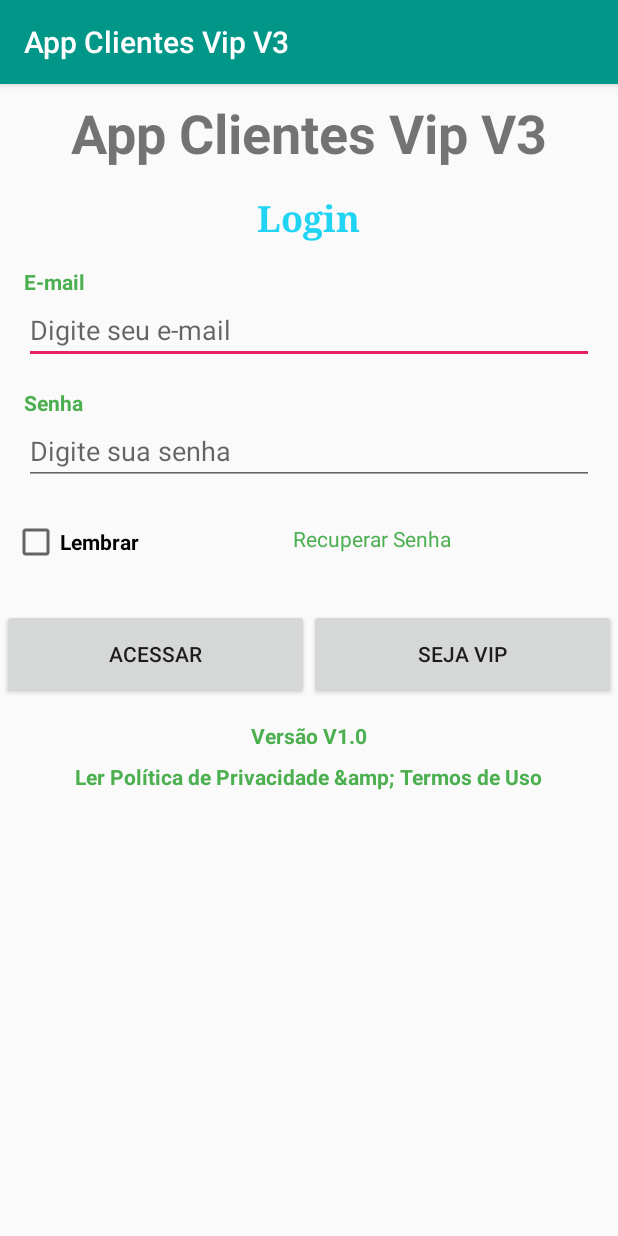
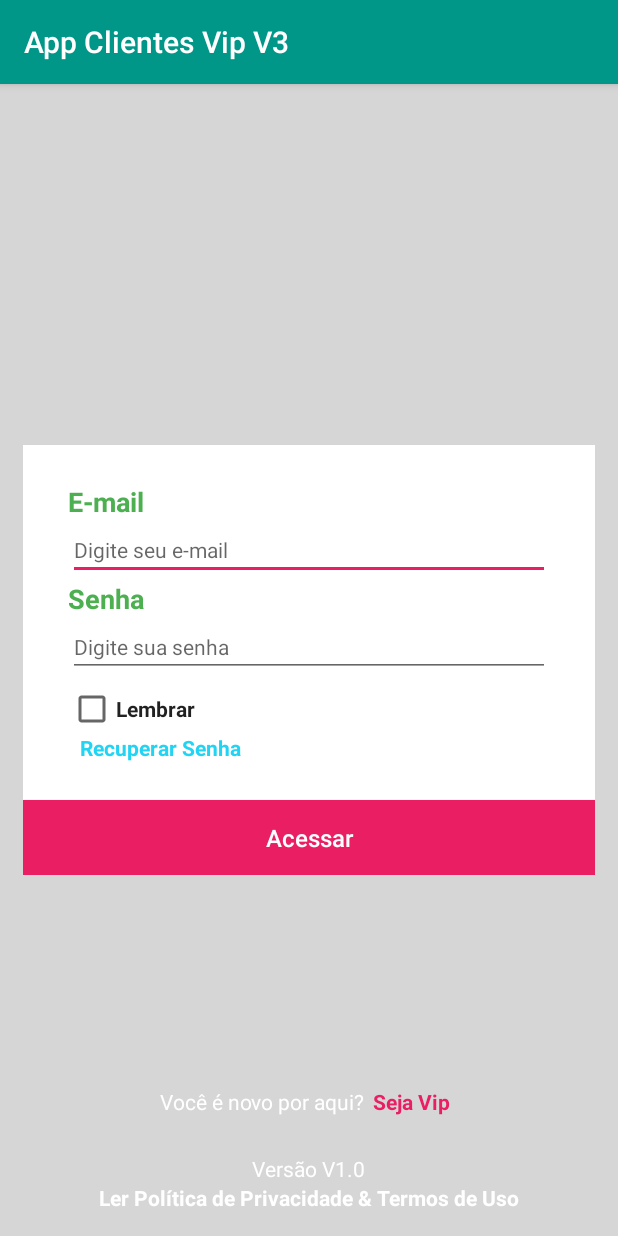
Before and after one commit to bycrr/AppClienteVip-v1, an Android app: the screen it shows after launch (LoginActivity), on a phone screen of 412 x 824 dp. Run offline under Robolectric (Android 15) with nearby library versions, the phone set to English and light mode, and no system bars; our stand-ins replace Picasso; libraries missing offline, so code that uses them is left out: com.shashank.sony; pictures from the network do not load; grey boxes are pictures that could not be loaded.

```diff
--- a/app/build.gradle
+++ b/app/build.gradle
@@ -35,4 +35,8 @@ dependencies {
 
   // download de imagens da internet
   implementation 'com.squareup.picasso:picasso:2.5.2'
+  /*implementation 'com.squareup.picasso:picasso:2.71828'*/
+
+  /*implementation 'com.github.bumptech.glide:glide:4.8.0'
+  annotationProcessor 'com.github.bumptech.glide:compiler:4.8.0'*/
 }
--- a/app/src/main/AndroidManifest.xml
+++ b/app/src/main/AndroidManifest.xml
@@ -1,15 +1,18 @@
 <?xml version="1.0" encoding="utf-8"?>
 <manifest xmlns:android="http://schemas.android.com/apk/res/android"
   package="br.com.bycrr.v3.appclientevip">
+  <uses-permission android:name="android.permission.INTERNET" />
 
   <application
     android:allowBackup="true"
+    android:largeHeap="true"
+    android:usesCleartextTraffic="true"
     android:icon="@mipmap/ic_launcher"
     android:label="@string/app_name"
     android:roundIcon="@mipmap/ic_launcher_round"
     android:supportsRtl="true"
     android:theme="@style/AppTheme">
-    <activity android:name="br.com.bycrr.v3.appclientevip.view.ConsultarClientesActivity"></activity>
+    <activity android:name="br.com.bycrr.v3.appclientevip.view.ConsultarClientesActivity"/>
     <activity android:name="br.com.bycrr.v3.appclientevip.view.RecuperarSenhaActivity" />
     <activity android:name="br.com.bycrr.v3.appclientevip.view.ClientePessoaJuridicaActivity" />
     <activity android:name="br.com.bycrr.v3.appclientevip.view.ClientePessoaFisicaActivity" />
--- a/app/src/main/java/br/com/bycrr/v3/appclientevip/api/AppUtil.java
+++ b/app/src/main/java/br/com/bycrr/v3/appclientevip/api/AppUtil.java
@@ -13,6 +13,8 @@ public class AppUtil {
   public static final int TIME_SPLASH = 5 * 1000;
   public static final String PREF_APP = "app_cliente_vip_pref";
   public static final String LOG_APP = "CLIENTE_LOG";
+  public static final String URL_IMG_BACKGROUND = "http://bit.ly/daaziImgBackground";
+  public static final String URL_IMG_LOGO = "http://bit.ly/daaziImgLogo";
 
   /**
    *
--- a/app/src/main/java/br/com/bycrr/v3/appclientevip/view/LoginActivity.java
+++ b/app/src/main/java/br/com/bycrr/v3/appclientevip/view/LoginActivity.java
@@ -11,13 +11,16 @@ import android.view.View;
 import android.widget.Button;
 import android.widget.CheckBox;
 import android.widget.EditText;
+import android.widget.ImageView;
 import android.widget.TextView;
 import android.widget.Toast;
 
+/*import com.bumptech.glide.Glide;*/
 import com.shashank.sony.fancydialoglib.Animation;
 import com.shashank.sony.fancydialoglib.FancyAlertDialog;
 import com.shashank.sony.fancydialoglib.FancyAlertDialogListener;
 import com.shashank.sony.fancydialoglib.Icon;
+import com.squareup.picasso.Picasso;
 
 import br.com.bycrr.v3.appclientevip.R;
 import br.com.bycrr.v3.appclientevip.api.AppUtil;
@@ -33,16 +36,19 @@ public class LoginActivity extends AppCompatActivity {
   ClienteController controller;
 
   // criar variáveis de tela
-  TextView txtRecuperarSenha, txtLerPolitica;
+  TextView txtRecuperarSenha, txtLerPolitica, btnSejaVip;
   EditText editEmail, editSenha;
   CheckBox chLembrar;
-  Button btnAcessar, btnSejaVip;
+  Button btnAcessar; //btnSejaVip;
+  ImageView imgBackground, imgLogo;
 
   @Override
   protected void onCreate(Bundle savedInstanceState) {
     super.onCreate(savedInstanceState);
-    setContentView(R.layout.activity_login);
+    //setContentView(R.layout.activity_login);
+    setContentView(R.layout.activity_login_novo);
     initFormulario();
+    loadImagens();
 
     btnAcessar.setOnClickListener(new View.OnClickListener() {
       @Override
@@ -64,6 +70,7 @@ public class LoginActivity extends AppCompatActivity {
         }
       }
     });
+
     btnSejaVip.setOnClickListener(new View.OnClickListener() {
       @Override
       public void onClick(View v) {
@@ -73,6 +80,7 @@ public class LoginActivity extends AppCompatActivity {
         return;
       }
     });
+
     txtRecuperarSenha.setOnClickListener(new View.OnClickListener() {
       @Override
       public void onClick(View v) {
@@ -116,6 +124,21 @@ public class LoginActivity extends AppCompatActivity {
     });
   }
 
+  private void loadImagens() {
+    Picasso.with(this).setLoggingEnabled(true);
+
+    Picasso.with(this).load(AppUtil.URL_IMG_BACKGROUND).into(imgBackground);
+    /*Picasso.get().load(AppUtil.URL_IMG_BACKGROUND).into(imgBackground);*/
+    //Picasso.with(this).load(AppUtil.URL_IMG_BACKGROUND).fit().into(imgBackground);
+    /*Picasso.with(this).load(AppUtil.URL_IMG_BACKGROUND).resize(256, 256).centerCrop().into(imgBackground);*/
+    /*Picasso.with(this).load(AppUtil.URL_IMG_BACKGROUND).resize(256, 256).into(imgBackground);*/
+    /*Glide.with(this).load(AppUtil.URL_IMG_BACKGROUND).into(imgBackground);*/
+
+    Picasso.with(this).load(AppUtil.URL_IMG_LOGO).into(imgLogo);
+    /*Picasso.get().load(AppUtil.URL_IMG_LOGO).into(imgLogo);*/
+    /*Picasso.with(this).load(AppUtil.URL_IMG_LOGO).fit().into(imgLogo);*/
+  }
+
   private boolean validarDadosUsuario() {
     //return ClienteController.validarDadosCliente(clienteSalvo, editEmail.getText().toString(), editSenha.getText().toString());
     return true;
@@ -145,12 +168,14 @@ public class LoginActivity extends AppCompatActivity {
     chLembrar = findViewById(R.id.ckLembrar);
     btnAcessar = findViewById(R.id.btnAcessar);
     btnSejaVip = findViewById(R.id.btnSejaVip);
+    imgBackground = findViewById(R.id.imgBackground);
+    imgLogo = findViewById(R.id.imgLogo);
     isFormularioOk = false;
     //clienteFake = ClienteController.getClienteFake();
     clienteSalvo = new Cliente();
 
-    controller = new ClienteController(getApplicationContext());
-    cliente = new Cliente();
+    //controller = new ClienteController(getApplicationContext());
+    //cliente = new Cliente();
 
     /*for (int i = 0; i < 30; i++) {
       //cliente.setId(1);
@@ -163,8 +188,8 @@ public class LoginActivity extends AppCompatActivity {
     }*/
     //controller.alterar(cliente);
 
-    cliente.setId(20);
-    controller.excluir(cliente);
+    //cliente.setId(20);
+    //controller.excluir(cliente);
 
     //List<Cliente> clientes = controller.listar();
 
--- a/app/src/main/res/layout/activity_login_novo.xml
+++ b/app/src/main/res/layout/activity_login_novo.xml
@@ -92,7 +92,7 @@
         android:textStyle="bold" />
 
       <TextView
-        android:id="@+id/txtRecurarSenha"
+        android:id="@+id/txtRecuperarSenha"
         style="@style/TextAppearance.AppCompat"
         android:layout_width="wrap_content"
         android:layout_height="wrap_content"
--- a/app/src/main/res/values/strings.xml
+++ b/app/src/main/res/values/strings.xml
@@ -57,5 +57,5 @@
   <string name="btnSairAplicativo">Sair do Aplicativo</string>
   <string name="txtConsultarClientesVip">Consultar Clientes VIP</string>
   <string name="txtCliente">Cliente</string>
-  <string name="txtTermosPolitica"><![CDATA[Ler Política de Privacidade &amp; Termos de Uso]]></string>
+  <string name="txtTermosPolitica"><![CDATA[Ler Política de Privacidade & Termos de Uso]]></string>
 </resources>
```
